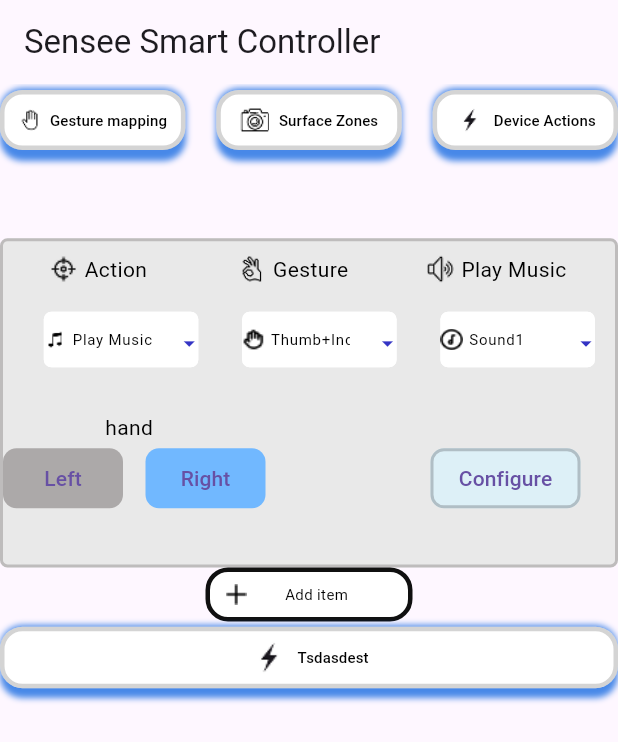
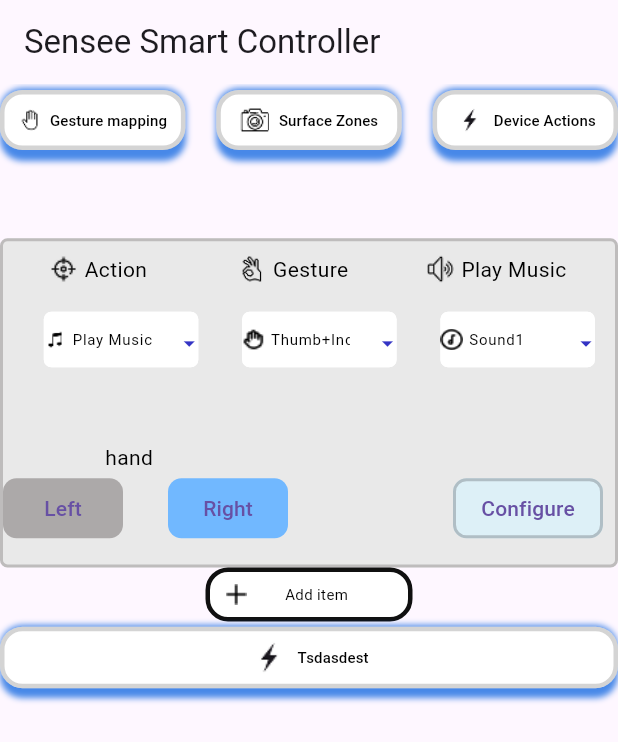
Before and after one commit to RafailAndreou/sensee, a Flutter app: the screen it shows after launch, on a phone screen of 412 x 824 dp. Shown: the top 742 px of the screen. Run offline on Flutter 3.47's test engine with Material 3 defaults, Android fonts, the phone set to English and light mode, and no system bars; missing offline and left inert: ir_sensor_plugin.

Commit message:
remove flexible connection.dart

```diff
--- a/surface_controller/lib/screen/gesturemapping/widgets/connection/connection.dart
+++ b/surface_controller/lib/screen/gesturemapping/widgets/connection/connection.dart
@@ -19,12 +19,12 @@ class Connection extends StatelessWidget {
       ),
       child: Column(
         children: [
-          Flexible(child: _buildTopRow()),
+          _buildTopRow(),
           const SizedBox(height: 10),
-          Flexible(child: _buildMenuRow()),
-          const SizedBox(height: 30),
-          Flexible(child: _buildHandLabel()),
-          Flexible(child: _buildHandButtons()),
+          _buildMenuRow(),
+          const SizedBox(height: 50),
+          _buildHandLabel(),
+          _buildHandButtons(),
         ],
       ),
     );
@@ -157,7 +157,7 @@ class Connection extends StatelessWidget {
                     onPressed: () {},
                     backgroundColor: const Color(0xFFACA9A9),
                   ),
-                  const SizedBox(width: 15),
+                  const SizedBox(width: 30),
                   HandButton(
                     label: "Right",
                     onPressed: () {},
```
